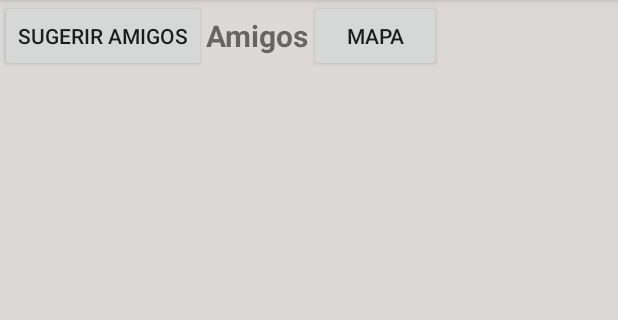
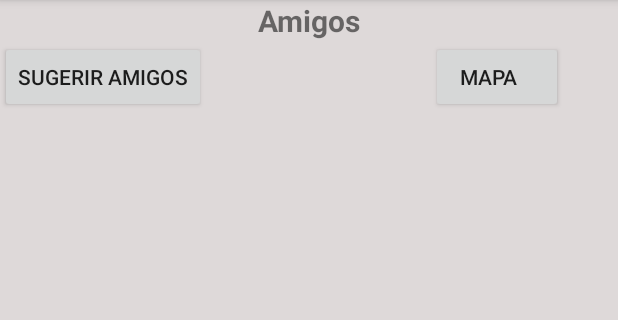
Before and after one commit to Alexs091/AppEsports, an Android app: the fragment AmigosFragment shown on its own in the app's theme, on a phone screen of 412 x 824 dp, the part 84-404 px from its top. Run offline under Robolectric (Android 15) with nearby library versions, the phone set to English and light mode, and no system bars; pictures from the network do not load; 1 statement that could not run was skipped.

Commit message:
Minimos cambios
Acuerdate de ponerte el git con androidStudio

```diff
--- a/AppEsportsV3.7/app/src/main/res/layout/fragment_amigos.xml
+++ b/AppEsportsV3.7/app/src/main/res/layout/fragment_amigos.xml
@@ -10,28 +10,35 @@
         android:layout_width="match_parent"
         android:layout_height="wrap_content">
 
-        <Button
-            android:layout_width="wrap_content"
-            android:layout_height="wrap_content"
-            android:text="Sugerir amigos"
-            android:id="@+id/bttn_sugerir"
-            android:layout_gravity="right" />
-
-        <TextView android:layout_width="wrap_content"
+        <TextView android:layout_width="match_parent"
             android:layout_height="match_parent"
             android:text="@string/amigos"
             android:textStyle="bold"
             android:textSize="20dp"
             android:paddingLeft="0dp"
             android:paddingRight="0dp"
-            android:gravity="center" />
+            android:gravity="center_horizontal" />
+
+    </LinearLayout>
+
+    <LinearLayout
+        android:orientation="horizontal"
+        android:layout_width="match_parent"
+        android:layout_height="wrap_content">
 
         <Button
             android:layout_width="wrap_content"
-            android:layout_height="match_parent"
+            android:layout_height="wrap_content"
+            android:text="Sugerir amigos"
+            android:id="@+id/bttn_sugerir" />
+
+        <Button
+            android:layout_width="wrap_content"
+            android:layout_height="wrap_content"
             android:text="Mapa"
-            android:id="@+id/botonmapa" />
-
+            android:id="@+id/botonmapa"
+            android:paddingLeft="0dp"
+            android:layout_marginLeft="150dp" />
     </LinearLayout>
 
     <ListView
```
